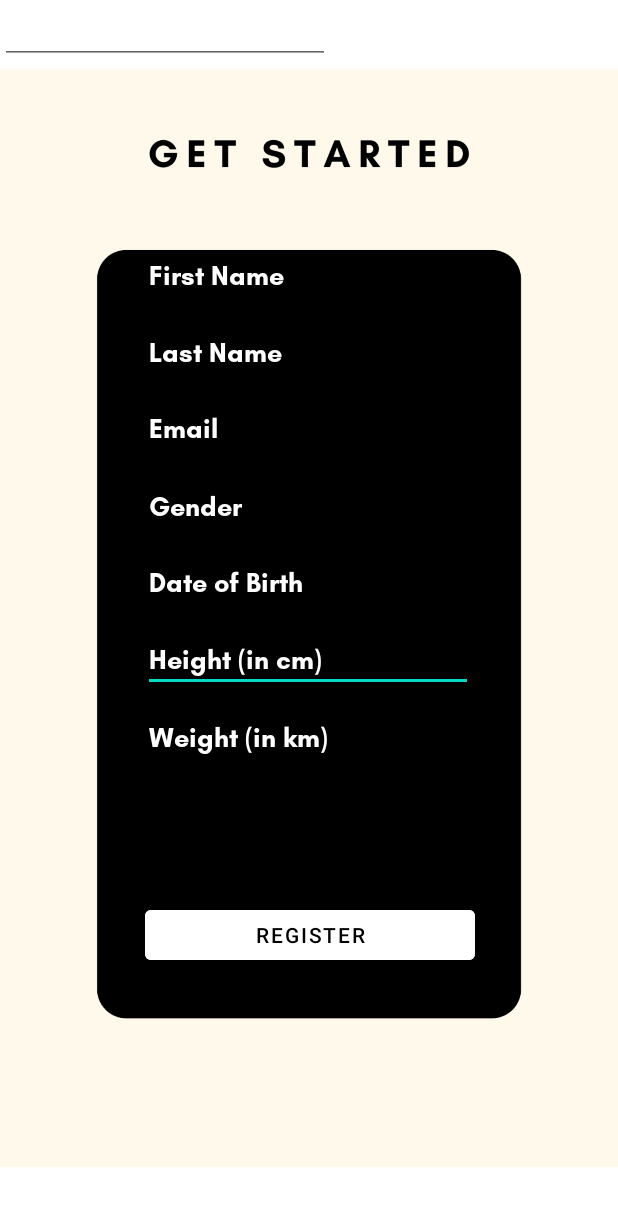
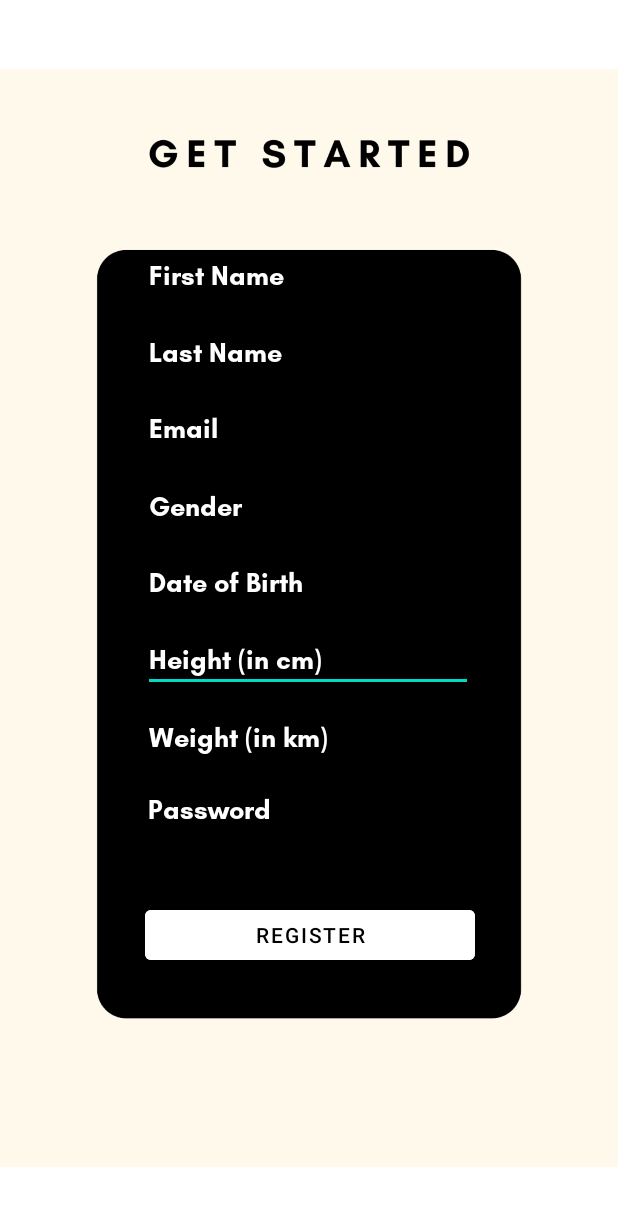
Before and after one commit to chloegem/MobileFinalProject, an Android app: the Register screen opened directly, with no data from a screen before it, on a phone screen of 412 x 824 dp. Shown: the top 1206 px of the screen. Run offline under Robolectric (Android 15) with nearby library versions, the phone set to English and light mode, and no system bars.

Commit message:
Fixing errors

```diff
--- a/Frontend/app/src/main/java/com/example/glow/FoodTracker.java
+++ b/Frontend/app/src/main/java/com/example/glow/FoodTracker.java
@@ -70,7 +70,7 @@ public class FoodTracker extends AppCompatActivity {
             }
         }
         protected void onPostExecute(String result){
-            Intent intentt = new Intent(getApplicationContext(), TrackYourFood.class);
+            Intent intentt = new Intent(FoodTracker.this, TrackYourFood.class);
             super.onPostExecute(result);
             if(result.equals("No data")){
                 Toast.makeText(getApplicationContext(),"No data on this day", Toast.LENGTH_LONG).show();
@@ -132,7 +132,7 @@ public class FoodTracker extends AppCompatActivity {
         shared = getSharedPreferences("com.lau.finalproject", Context.MODE_PRIVATE);
         user_id = shared.getString("id", "");
         picked_date = shared.getString("chosen_date", "");
-        String url = "http://78.108.167.52/Final/Backend/food_track.php";
+        String url = "http://10.31.195.219/Final/Backend/track_your_food.php";
         DownloadTask task = new DownloadTask();
         task.execute(user_id, picked_date, url);
     }
--- a/Frontend/app/src/main/java/com/example/glow/HomeActivity.java
+++ b/Frontend/app/src/main/java/com/example/glow/HomeActivity.java
@@ -90,7 +90,7 @@ public class HomeActivity extends AppCompatActivity {
                     ArrayList<Object> list = new ArrayList<>();
                     JSONObject obj;
 
-                    for (int i = 0; i < array.length(); i ++){
+                    for (int i = 0; i < array.length(); i++){
                         list.add(array.get(i));
                     }
                     weight = new String[array.length()];
@@ -140,7 +140,7 @@ public class HomeActivity extends AppCompatActivity {
 
         shared = getSharedPreferences("com.lau.finalproject", Context.MODE_PRIVATE);
         user_id = shared.getString("id","");
-        String url = "http://192.168.106.1/Final/Backend/getProfile.php";
+        String url = "http://10.31.195.219/Final/Backend/get_profile.php";
         HomeActivity.DownloadTask task = new HomeActivity.DownloadTask();
         task.execute(user_id,url);
 
--- a/Frontend/app/src/main/java/com/example/glow/Login.java
+++ b/Frontend/app/src/main/java/com/example/glow/Login.java
@@ -124,7 +124,7 @@ public class Login extends AppCompatActivity {
         if (input_email.equals("") || input_password.equals("")) {
             Toast.makeText(getApplicationContext(), "Missing Info", Toast.LENGTH_LONG).show();
         } else {
-            String url = "http://78.108.167.52/Final/Backend/login.php";
+            String url = "http://10.31.195.219/Final/Backend/login.php";
             DownloadTask task = new DownloadTask();
             task.execute(input_email, input_password, url);
         }
--- a/Frontend/app/src/main/java/com/example/glow/SportTracker.java
+++ b/Frontend/app/src/main/java/com/example/glow/SportTracker.java
@@ -143,7 +143,7 @@ public class SportTracker extends AppCompatActivity {
             shared = getSharedPreferences("com.lau.finalproject", Context.MODE_PRIVATE);
             user_id = shared.getString("id", "");
             picked_date = shared.getString("chosen_date", "");
-            String url = "http://78.108.167.52/Final/Backend/exercise_track.php";
+            String url = "http://10.31.195.219/Final/Backend/track_your_sport.php";
             DownloadTask task = new DownloadTask();
             task.execute(user_id, picked_date, url);
         }
--- a/Frontend/app/src/main/java/com/example/glow/UserProfile.java
+++ b/Frontend/app/src/main/java/com/example/glow/UserProfile.java
@@ -186,7 +186,7 @@ public class UserProfile extends AppCompatActivity {
 
         shared = getSharedPreferences("com.lau.finalproject", Context.MODE_PRIVATE);
         user_id = shared.getString("id","");
-        String url = "http://78.108.167.52/Final/Backend/getProfile.php";
+        String url = "http://10.31.195.219/Final/Backend/get_profile.php";
         DownloadTask task = new DownloadTask();
         task.execute(user_id,url);
     }
@@ -203,7 +203,7 @@ public class UserProfile extends AppCompatActivity {
         startActivity(new Intent(getApplicationContext(), SportTracker.class));
     }
 
-    public void editInfo(View v){
+    public void onClick(View v){
         updated_birth_date = birth_date_text.getText().toString();
         updated_email = mail_text.getText().toString();
         updated_gender = gender_text.getText().toString();
@@ -223,7 +223,7 @@ public class UserProfile extends AppCompatActivity {
             shared = getSharedPreferences("com.lau.finalproject", Context.MODE_PRIVATE);
             user_id = shared.getString("id", "");
 
-            String url = "http://78.108.167.52/Final/Backend/updateProfile.php";
+            String url = "http://10.31.195.219/Final/Backend/update_profile.php";
             UserProfile.DownloadTask2 task = new UserProfile.DownloadTask2();
             task.execute(user_id, updated_birth_date, updated_email, updated_gender, updated_weight, updated_height, url);
         }
--- a/Frontend/app/src/main/java/com/example/glow/WaterTracker.java
+++ b/Frontend/app/src/main/java/com/example/glow/WaterTracker.java
@@ -213,7 +213,7 @@ public class WaterTracker extends AppCompatActivity {
         shared = getSharedPreferences("com.lau.finalproject", Context.MODE_PRIVATE);
         user_id = shared.getString("id","");
         picked_date = shared.getString("chosen_date", "");
-        String url = "http://78.108.167.52/Final/Backend/water_track.php";
+        String url = "http://10.31.195.219/Final/Backend/track_your_water.php";
         WaterTracker.DownloadTask task = new WaterTracker.DownloadTask();
         task.execute(user_id, picked_date,url);
     }
@@ -241,10 +241,10 @@ public class WaterTracker extends AppCompatActivity {
             picked_date = shared.getString("chosen_date", "");
             nb_of_cups = nb_of_cups + 1;
             total_nb = nb_of_cups + "";
-            String url1 = "http://78.108.167.52/Final/Backend/add_water.php";
+            String url1 = "http://78.108.167.52/Final/Backend/add_to_water.php";
             WaterTracker.DownloadTask2 task2 = new WaterTracker.DownloadTask2();
             task2.execute(user_id, picked_date, total_nb, url1);
-            String url2 = "http://78.108.167.52/Final/Backend/water_track.php";
+            String url2 = "http://78.108.167.52/Final/Backend/track_your_water.php";
             WaterTracker.DownloadTask task = new WaterTracker.DownloadTask();
             task.execute(user_id, picked_date, url2);
         }else {
--- a/Frontend/app/src/main/res/layout/activity_register.xml
+++ b/Frontend/app/src/main/res/layout/activity_register.xml
@@ -177,8 +177,12 @@
         android:textColorHighlight="#FFFFFF"
         android:textColorHint="#FFFFFF"
         android:textColorLink="#FFFFFF"
-        tools:layout_editor_absoluteX="97dp"
-        tools:layout_editor_absoluteY="457dp" />
+        app:layout_constraintBottom_toBottomOf="parent"
+        app:layout_constraintEnd_toEndOf="parent"
+        app:layout_constraintHorizontal_bias="0.494"
+        app:layout_constraintStart_toStartOf="parent"
+        app:layout_constraintTop_toTopOf="parent"
+        app:layout_constraintVertical_bias="0.664" />
 
     <TextView
         android:id="@+id/text_signup"
```
Also changed, not shown: Frontend/app/src/main/java/com/example/glow/Register.java (+18 -2 lines).
